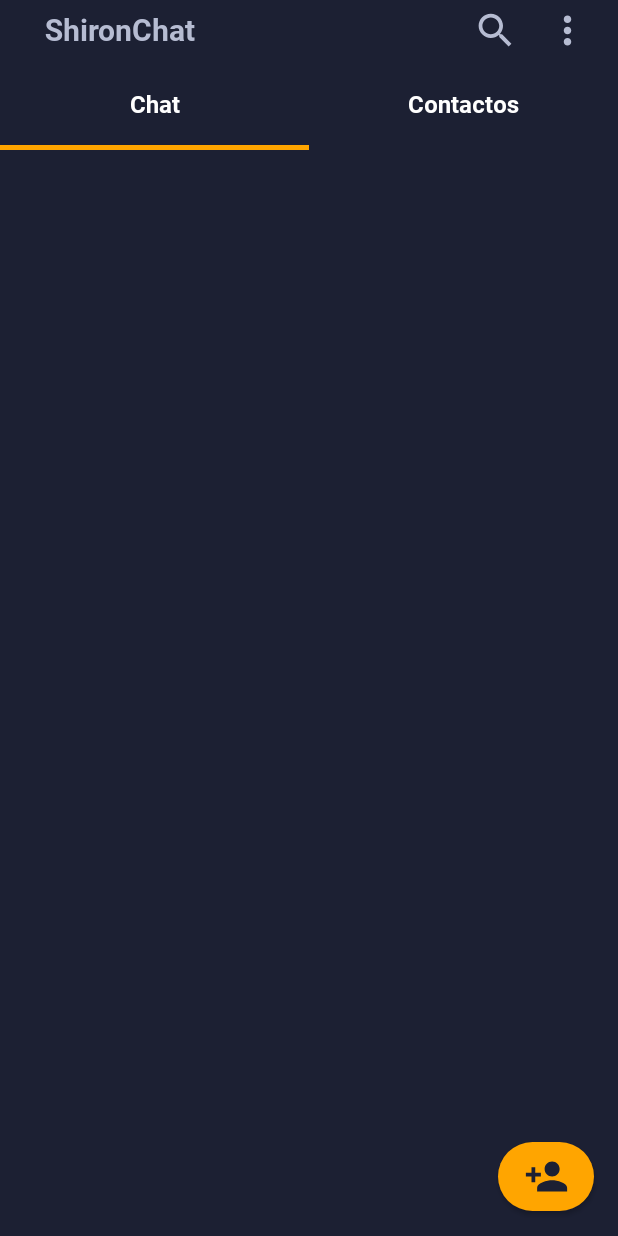
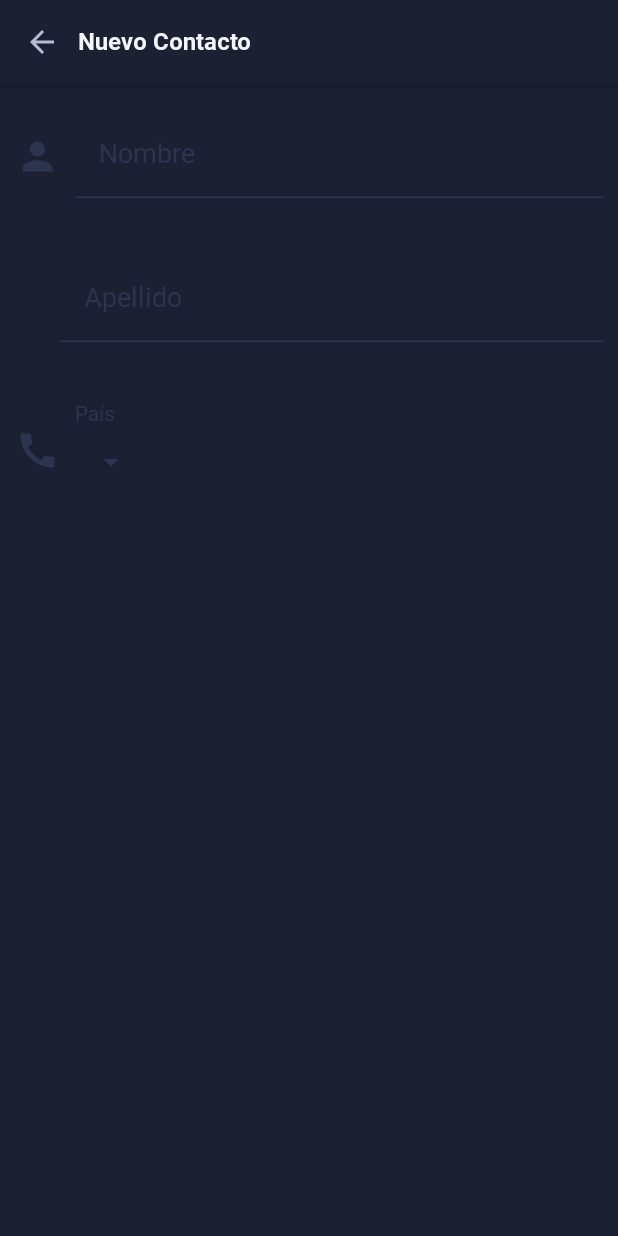
Before and after one commit to ShironCo/ChatApp, an Android app built with Jetpack Compose: the screen it shows after launch (MainActivity), on a phone screen of 412 x 824 dp. Run offline under Robolectric (Android 15) with nearby library versions, the light colour scheme and no system bars; our stand-ins replace Dagger/Hilt's generated code.

Commit message:
Mitad de la vista Agregar Contacto falta agregar boton

```diff
--- /dev/null
+++ b/app/src/main/java/com/example/chatapps/components/createUser/presentation/mainChat/addContact/AddContact.kt
@@ -0,0 +1,169 @@
+package com.example.chatapps.components.createUser.presentation.mainChat.addContact
+
+import androidx.compose.foundation.background
+import androidx.compose.foundation.layout.*
+import androidx.compose.material.*
+import androidx.compose.material.icons.Icons
+import androidx.compose.material.icons.filled.ArrowBack
+import androidx.compose.material.icons.filled.ArrowDropDown
+import androidx.compose.material.icons.filled.Call
+import androidx.compose.material.icons.filled.Person
+import androidx.compose.runtime.*
+import androidx.compose.ui.Alignment
+import androidx.compose.ui.Modifier
+import androidx.compose.ui.platform.LocalFocusManager
+import androidx.compose.ui.res.stringResource
+import androidx.compose.ui.unit.DpOffset
+import androidx.compose.ui.unit.dp
+import androidx.compose.ui.unit.sp
+import androidx.hilt.navigation.compose.hiltViewModel
+import com.example.chatapps.R
+import com.example.chatapps.createUser.presentation.selectCountry.Country
+import com.example.chatapps.ui_common.TextsFieldBasic
+
+@Composable
+fun AddContactScreen() {
+    Scaffold(
+        topBar = {
+            AddContactTopbar()
+        }
+    ) {
+        AddContactBody(modifier = Modifier.padding(it))
+    }
+}
+
+@Composable
+fun AddContactTopbar() {
+    TopAppBar(
+        elevation = 10.dp,
+        backgroundColor = MaterialTheme.colors.background
+    ) {
+        IconButton(onClick = {}) {
+            Icon(
+                imageVector = Icons.Default.ArrowBack, contentDescription = null,
+                tint = MaterialTheme.colors.primary
+            )
+        }
+        Text(
+            text = stringResource(id = R.string.newContact),
+            style = MaterialTheme.typography.body2,
+            color = MaterialTheme.colors.secondaryVariant
+        )
+    }
+}
+
+@Composable
+fun AddContactBody(
+    modifier: Modifier,
+    viewModel: AddContactViewModel = hiltViewModel()
+) {
+    val listCountry = Country.values()
+    val focus = LocalFocusManager.current
+    val state = viewModel.state
+
+    Column(
+        modifier = Modifier
+            .fillMaxWidth()
+            .padding(horizontal = 10.dp)
+    ) {
+        Row(
+            verticalAlignment = Alignment.CenterVertically,
+            modifier = Modifier
+                .fillMaxWidth()
+                .padding(vertical = 20.dp)
+        ) {
+            Icon(
+                modifier = Modifier.size(30.dp),
+                imageVector = Icons.Default.Person,
+                contentDescription = null,
+                tint = MaterialTheme.colors.secondary
+            )
+            Spacer(modifier = Modifier.width(10.dp))
+            TextsFieldBasic(
+                modifier = Modifier,
+                title = state.name,
+                focus = focus,
+                placeholder = stringResource(
+                    id = R.string.name
+                )
+            ) {
+                viewModel.onEvent(AddContactEvents.ChangeName(it))
+            }
+        }
+        TextsFieldBasic(
+            modifier = Modifier.padding(top = 20.dp, bottom = 20.dp, start = 30.dp),
+            title = "",
+            focus = focus,
+            placeholder = stringResource(
+                id = R.string.lastName
+            )
+        ) {
+            viewModel.onEvent(AddContactEvents.ChangeLastName(it))
+        }
+        Row(
+            modifier = Modifier.padding(vertical = 20.dp),
+            verticalAlignment = Alignment.CenterVertically
+        ) {
+            Icon(
+                modifier = Modifier.size(30.dp),
+                imageVector = Icons.Default.Call,
+                contentDescription = null,
+                tint = MaterialTheme.colors.secondary
+            )
+            Spacer(modifier = Modifier.width(10.dp))
+            Column() {
+                Text(
+                    text = stringResource(id = R.string.country),
+                    style = MaterialTheme.typography.body1.copy(
+                        fontSize = 14.sp
+                    ),
+                    color = MaterialTheme.colors.secondary
+                )
+                Row(
+                    verticalAlignment = Alignment.CenterVertically
+                ) {
+                    Text(
+                        text = if (state.code.isNullOrEmpty()) "" else "${state.flag} ${state.code}",
+                        style = MaterialTheme.typography.body1.copy(
+                            fontSize = 18.sp
+                        ),
+                        color = MaterialTheme.colors.onPrimary
+                    )
+                    IconButton(onClick = { viewModel.onEvent(AddContactEvents.ChangeExpanded(true)) }) {
+                        Icon(
+                            imageVector = Icons.Default.ArrowDropDown,
+                            contentDescription = "Seleccionar país",
+                            tint = MaterialTheme.colors.secondary
+                        )
+                    }
+                    DropdownMenu(
+                        modifier = Modifier.background(MaterialTheme.colors.secondary),
+                        expanded = state.expanded,
+                        onDismissRequest = { viewModel.onEvent(AddContactEvents.ChangeExpanded(false)) }) {
+                        listCountry.forEach {
+                            DropdownMenuItem(onClick = {
+                                viewModel.onEvent(AddContactEvents.ChangeExpanded(false))
+                                viewModel.onEvent(AddContactEvents.ChangeCode(it.code))
+                                viewModel.onEvent(AddContactEvents.ChangeFlag(it.flag))
+                            }) {
+                                Row(
+                                    verticalAlignment = Alignment.CenterVertically
+                                ) {
+                                    Text(text = it.flag)
+                                    Text(
+                                        text = "${it.name}  ${it.code}",
+                                        style = MaterialTheme.typography.subtitle1.copy(
+                                            fontSize = 14.sp
+                                        ),
+                                        color = MaterialTheme.colors.secondaryVariant
+                                    )
+                                }
+
+                            }
+                        }
+                    }
+                }
+            }
+        }
+    }
+}
--- /dev/null
+++ b/app/src/main/java/com/example/chatapps/components/createUser/presentation/mainChat/addContact/AddContactStates.kt
@@ -0,0 +1,10 @@
+package com.example.chatapps.components.createUser.presentation.mainChat.addContact
+
+data class AddContactStates(
+    val code: String? = null,
+    val name: String = "",
+    val lastName: String = "",
+    val telephone: String = "",
+    val flag: String? = null,
+    val expanded: Boolean = false
+)
--- a/app/src/main/java/com/example/chatapps/components/createUser/presentation/mainChat/MainScreen.kt
+++ b/app/src/main/java/com/example/chatapps/components/createUser/presentation/mainChat/addContact/mainScreen/MainScreen.kt
@@ -1,16 +1,10 @@
-package com.example.chatapps.components.createUser.presentation.mainChat
+package com.example.chatapps.components.createUser.presentation.mainChat.addContact.mainScreen
 
-import android.content.ContentValues.TAG
-import android.util.Log
 import androidx.compose.animation.*
-import androidx.compose.animation.core.LinearOutSlowInEasing
 import androidx.compose.animation.core.animateDpAsState
-import androidx.compose.animation.core.animateFloatAsState
-import androidx.compose.animation.core.tween
 import androidx.compose.foundation.background
 import androidx.compose.foundation.layout.*
 import androidx.compose.foundation.lazy.LazyColumn
-import androidx.compose.foundation.magnifier
 import androidx.compose.foundation.shape.CornerSize
 import androidx.compose.foundation.text.KeyboardActions
 import androidx.compose.foundation.text.KeyboardOptions
@@ -20,31 +14,24 @@ import androidx.compose.material.icons.Icons
 import androidx.compose.material.icons.filled.*
 import androidx.compose.runtime.*
 import androidx.compose.ui.Alignment
-import androidx.compose.ui.ExperimentalComposeUiApi
 import androidx.compose.ui.Modifier
-import androidx.compose.ui.UiComposable
-import androidx.compose.ui.focus.FocusDirection
-import androidx.compose.ui.focus.FocusProperties
 import androidx.compose.ui.focus.FocusRequester
 import androidx.compose.ui.focus.focusRequester
 import androidx.compose.ui.graphics.Color
-import androidx.compose.ui.graphics.graphicsLayer
-import androidx.compose.ui.input.InputMode
 import androidx.compose.ui.platform.LocalFocusManager
-import androidx.compose.ui.platform.LocalInputModeManager
-import androidx.compose.ui.platform.LocalTextInputService
 import androidx.compose.ui.res.stringResource
 import androidx.compose.ui.text.input.ImeAction
 import androidx.compose.ui.unit.*
 import androidx.hilt.navigation.compose.hiltViewModel
 import com.example.chatapps.R
+import com.example.chatapps.components.createUser.presentation.mainChat.addContact.AddContactScreen
 
 @Composable
 fun MainScreenChat(
     viewModel : MainScreenViewModel = hiltViewModel()
 ) {
     Scaffold(
-        topBar = {TopLayout(viewModel) },
+        topBar = { TopLayout(viewModel) },
         floatingActionButton = {
             Button(
                 shape = MaterialTheme.shapes.large.copy(
@@ -67,6 +54,9 @@ fun MainScreenChat(
         ContentMainScreenChat(
             modifier = Modifier.padding(it)
         )
+    }
+    AnimatedVisibility(visible = true) {
+        AddContactScreen()
     }
 }
 
--- a/app/src/main/java/com/example/chatapps/components/createUser/presentation/mainChat/MainScreenEvents.kt
+++ b/app/src/main/java/com/example/chatapps/components/createUser/presentation/mainChat/addContact/mainScreen/MainScreenEvents.kt
@@ -1,4 +1,4 @@
-package com.example.chatapps.components.createUser.presentation.mainChat
+package com.example.chatapps.components.createUser.presentation.mainChat.addContact.mainScreen
 
 sealed interface MainScreenEvents {
     data class ChangeText(val text: MainScreenStates): MainScreenEvents
--- a/app/src/main/java/com/example/chatapps/components/createUser/presentation/mainChat/MainScreenStates.kt
+++ b/app/src/main/java/com/example/chatapps/components/createUser/presentation/mainChat/addContact/mainScreen/MainScreenStates.kt
@@ -1,4 +1,4 @@
-package com.example.chatapps.components.createUser.presentation.mainChat
+package com.example.chatapps.components.createUser.presentation.mainChat.addContact.mainScreen
 
 data class MainScreenStates(
     val search: String? = null,
--- a/app/src/main/java/com/example/chatapps/components/createUser/presentation/mainChat/MainScreenViewModel.kt
+++ b/app/src/main/java/com/example/chatapps/components/createUser/presentation/mainChat/addContact/mainScreen/MainScreenViewModel.kt
@@ -1,4 +1,4 @@
-package com.example.chatapps.components.createUser.presentation.mainChat
+package com.example.chatapps.components.createUser.presentation.mainChat.addContact.mainScreen
 
 import androidx.compose.runtime.getValue
 import androidx.compose.runtime.mutableStateOf
--- a/app/src/main/java/com/example/chatapps/navegation/AppNavegation.kt
+++ b/app/src/main/java/com/example/chatapps/navegation/AppNavegation.kt
@@ -9,7 +9,7 @@ import androidx.navigation.compose.rememberNavController
 import com.example.chatapps.components.SplashScreen
 import com.example.chatapps.components.createUser.presentation.UserScreen
 import com.example.chatapps.components.createUser.presentation.createProfile.ProfileScreen
-import com.example.chatapps.components.createUser.presentation.mainChat.MainScreenChat
+import com.example.chatapps.components.createUser.presentation.mainChat.addContact.mainScreen.MainScreenChat
 import com.example.chatapps.components.createUser.presentation.selectCountry.SelectCountryApp
 
 @RequiresApi(Build.VERSION_CODES.S)
--- a/app/src/main/java/com/example/chatapps/ui/theme/Color.kt
+++ b/app/src/main/java/com/example/chatapps/ui/theme/Color.kt
@@ -7,4 +7,4 @@ val Lila = Color(0xFFB6BCD2)
 val ColorWave = Color(0xFFCACCD8)
 val LightDarkBlue = Color(0xFF2C344F)
 val Orange = Color(0xFFFFA500)
-val White = Color(0xFFFFFFFF)
+val White = Color(0xFFF3F6FB)
--- /dev/null
+++ b/app/src/main/java/com/example/chatapps/ui_common/TextsFields.kt
@@ -0,0 +1,52 @@
+package com.example.chatapps.ui_common
+
+import androidx.compose.foundation.layout.fillMaxWidth
+import androidx.compose.foundation.text.KeyboardActions
+import androidx.compose.foundation.text.KeyboardOptions
+import androidx.compose.material.*
+import androidx.compose.runtime.Composable
+import androidx.compose.ui.Modifier
+import androidx.compose.ui.focus.FocusManager
+import androidx.compose.ui.res.stringResource
+import androidx.compose.ui.text.Placeholder
+import androidx.compose.ui.text.input.ImeAction
+import androidx.compose.ui.unit.sp
+import com.example.chatapps.R
+import com.example.chatapps.components.createUser.presentation.createProfile.ProfileEvents
+
+@Composable
+fun TextsFieldBasic(
+    modifier : Modifier,
+    title : String,
+    placeholder: String,
+    focus : FocusManager,
+    onEvent: (String) -> Unit
+) {
+    TextField(
+        value = title,
+        onValueChange = {
+            onEvent(it)
+        },
+        placeholder = {
+            Text(
+                text = placeholder,
+                style = MaterialTheme.typography.body1.copy(
+                    fontSize = 18.sp
+                ),
+                color = MaterialTheme.colors.secondary
+            )
+        },
+        colors = TextFieldDefaults.outlinedTextFieldColors(
+            focusedBorderColor = MaterialTheme.colors.secondary,
+            backgroundColor = MaterialTheme.colors.background,
+            unfocusedBorderColor = MaterialTheme.colors.secondary,
+            textColor = MaterialTheme.colors.onPrimary
+        ),
+        modifier = modifier.fillMaxWidth(),
+        textStyle = MaterialTheme.typography.body1,
+        keyboardOptions = KeyboardOptions(imeAction = ImeAction.Done),
+        keyboardActions = KeyboardActions(onDone = {
+            focus.clearFocus()
+        })
+    )
+}
--- a/app/src/main/res/values/strings.xml
+++ b/app/src/main/res/values/strings.xml
@@ -10,8 +10,8 @@
     <string name="continu">Continuar</string>
     <string name="titleCode">Ingresa el código</string>
     <string name="bodyCode">Ingresa el código de verificación enviado al teléfono</string>
-    <string name="nextButton">SIGUIENTE</string>
-    <string name="continueButton">CONTINUAR</string>
+    <string name="nextButton">Siguiente</string>
+    <string name="continueButton">Continuar</string>
     <string name="invaliPhone">Número invalido</string>
     <string name="infoProfile">Información del perfil</string>
     <string name="infoProfileDesc">Proporcione su nombre y una foto de perfil opcional.</string>
@@ -22,4 +22,8 @@
     <string name="titleSheet">Foto de perfil</string>
     <string name="loading">Cargando</string>
     <string name="search">Buscar…</string>
+    <string name="newContact">Nuevo Contacto</string>
+    <string name="name">Nombre</string>
+    <string name="lastName">Apellido</string>
+    <string name="country">País</string>
 </resources>
```
Also changed, not shown: app/src/main/java/com/example/chatapps/MainActivity.kt (+1 -7 lines), app/src/main/java/com/example/chatapps/components/createUser/presentation/createProfile/Profile.kt (+4 -27 lines), app/src/main/java/com/example/chatapps/components/createUser/presentation/mainChat/addContact/AddContactEvents.kt (added, +12 -0 lines), app/src/main/java/com/example/chatapps/components/createUser/presentation/mainChat/addContact/AddContactViewModel.kt (added, +53 -0 lines).
